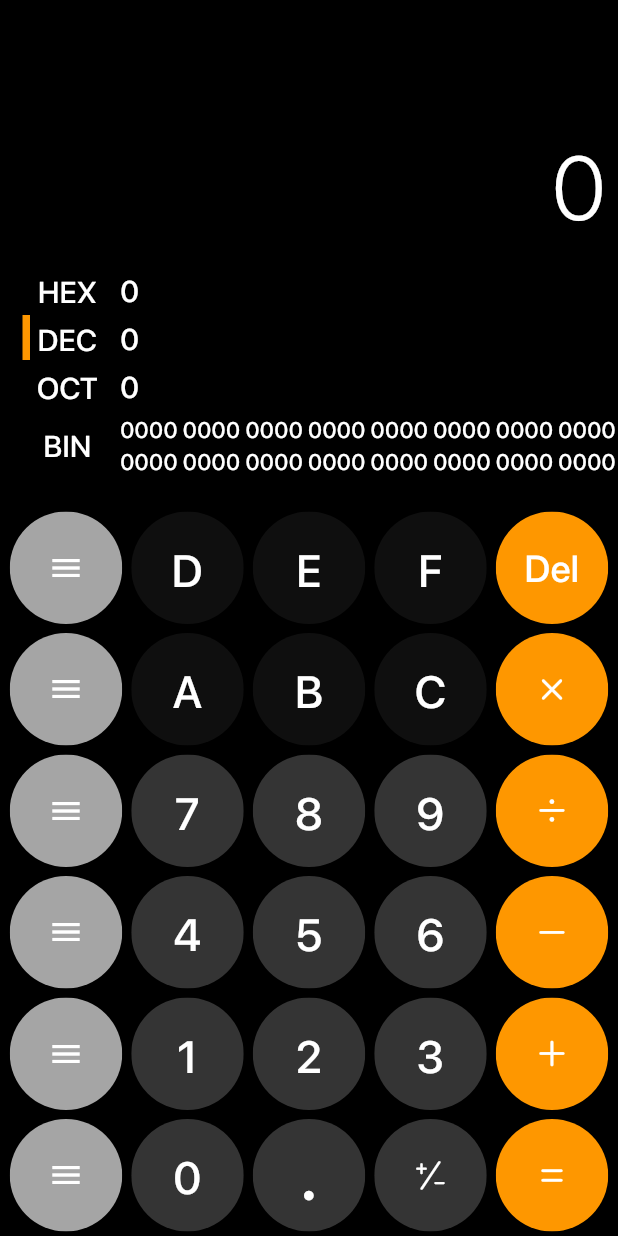
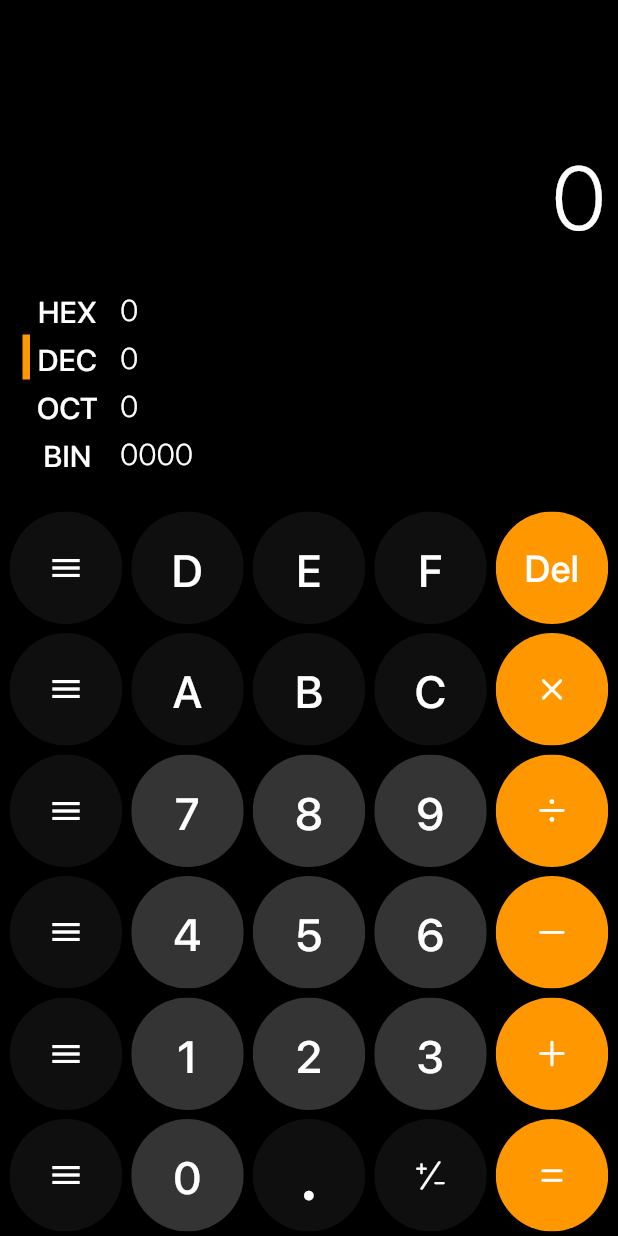
Before and after one commit to DymNomZ/BaseNCalc, a Flutter app: the screen it shows after launch, after a tap on "Del", on a phone screen of 412 x 824 dp. Run offline on Flutter 3.47's test engine with Material 3 defaults, Android fonts, the light colour scheme and no system bars.

Commit message:
Base app 90% complete, functional arithmetic, conversion, delete and clear functions, only dynamic arithmetic left

```diff
--- a/lib/classes/base_n_display.dart
+++ b/lib/classes/base_n_display.dart
@@ -19,6 +19,12 @@ class _BaseNDisplayState extends State<BaseNDisplay> {
 
   @override
   void initState(){
+    displayStream.stream.listen((event) {
+      convertDisplay();
+      setState(() {
+
+      });
+    });
     baseNCardStream.stream.listen((data) {
       setState(() {
         currentMode = data;
@@ -50,7 +56,7 @@ class _BaseNDisplayState extends State<BaseNDisplay> {
                 color: Colors.black,
                 child: const IOStext(text: 'HEX', size: 20, pad: 3),
               ),
-              IOStext(text: '0', size: 20, pad: 3),
+              IOStext(text: displayHex, size: 20, pad: 3, weight: FontWeight.w300),
             ],
           ),
         ),
@@ -73,7 +79,7 @@ class _BaseNDisplayState extends State<BaseNDisplay> {
                 color: Colors.black,
                 child: const IOStext(text: 'DEC', size: 20, pad: 3),
               ),
-              IOStext(text: '0', size: 20, pad: 3),
+              IOStext(text: displayDec, size: 20, pad: 3, weight: FontWeight.w300),
             ],
           ),
         ),
@@ -96,7 +102,7 @@ class _BaseNDisplayState extends State<BaseNDisplay> {
                 color: Colors.black,
                 child: const IOStext(text: 'OCT', size: 20, pad: 3),
               ),
-              IOStext(text: '0', size: 20, pad: 3),
+              IOStext(text: displayOct, size: 20, pad: 3, weight: FontWeight.w300, align: TextAlign.start),
             ],
           ),
         ),
@@ -118,8 +124,8 @@ class _BaseNDisplayState extends State<BaseNDisplay> {
                 width: 50,
                 color: Colors.black,
                 child: const IOStext(text: 'BIN', size: 20, pad: 3),
-              ),
-              IOStext(text: '0000 0000 0000 0000 0000 0000 0000 0000\n0000 0000 0000 0000 0000 0000 0000 0000', size: 15, pad: 3),
+              ),//'0000 0000 0000 0000 0000 0000 0000 0000\n0000 0000 0000 0000 0000 0000 0000 0000'
+              IOStext(text: displayBin, size: 20, pad: 3, weight: FontWeight.w300),
             ],
           ),
         ),
--- a/lib/classes/calc_button.dart
+++ b/lib/classes/calc_button.dart
@@ -27,22 +27,14 @@ class CalcButton extends StatefulWidget {
 class _CalcButtonState extends State<CalcButton> {
 
   bool? isDisabled;
-  bool isActivated = false;
-  int currentOperator = 0;
+  bool toOperate = false;
 
   @override
   void initState(){
-    currentOperator = determineOperator(widget.icon);
-    activatedStream.stream.listen((result){
-      if(widget.icon == result && isActivated == false){
-        setState(() {
-          isActivated = true;
-        });
-      }else{
-        setState(() {
-          isActivated = false;
-        });
-      }
+    willOperateStream.stream.listen((status){
+      setState(() {
+        toOperate = status;
+      });
     });
     setState(() {
       isDisabled = determineIfDisabled(widget.text);
@@ -58,13 +50,14 @@ class _CalcButtonState extends State<CalcButton> {
 
   @override
   Widget build(BuildContext context) {
+    print('operate: $toOperate');
+     print('first: $firstValue');
     return Padding(
       padding: EdgeInsets.all(widget.pad ?? 3),
       child: ClipOval(
         child: Material(
-          color: (widget.text != null)
-          ? (!isDisabled!) ? widget.color : IOSColors.disabled
-          : (isActivated) ? Colors.white : widget.color,
+          color: (widget.text != null && !isDisabled!)
+          ? widget.color : IOSColors.disabled,
           child: InkWell(
             highlightColor: (isDisabled!) ? IOSColors.transparent : null,
             splashColor: (isDisabled!) ? IOSColors.transparent : null,
@@ -73,17 +66,22 @@ class _CalcButtonState extends State<CalcButton> {
               if(isDisabled!) {
                 return;
               } else if(widget.text != null){
-                if(widget.text != 'Del'){
-                  concatenate(widget.text!);
+                if(widget.text == 'Del'){
+                  delete(widget.text!);
+                }else{
+                  if(toOperate){
+                    if(firstValue == 0){
+                      firstValue = convert();
+                      activatedStream.sink.add(false);
+                      clear();
+                    }
+                    print('first1: $firstValue');
+                    concatenate(widget.text!);
+                  }else{
+                    print('first2: $firstValue');
+                    concatenate(widget.text!);
+                  }
                 }
-                else{
-                  delete(widget.text!);
-                }
-              } else if(widget.icon != CupertinoIcons.plus_slash_minus){
-                setState(() {
-                  isActivated = !isActivated;
-                });
-                determineIfActivated(widget.icon);
               }
             },
             child: SizedBox(
@@ -96,7 +94,7 @@ class _CalcButtonState extends State<CalcButton> {
               pad: widget.textPad)
             : Icon(
               widget.icon ?? Icons.menu,
-              color: (isActivated) ? widget.iconColor : Colors.white
+              color: Colors.white
             )),
           ),
         ),
--- a/lib/classes/calc_pad.dart
+++ b/lib/classes/calc_pad.dart
@@ -1,6 +1,7 @@
 import 'package:base_n_calculator/classes/button_row.dart';
 import 'package:base_n_calculator/classes/calc_button.dart';
 import 'package:base_n_calculator/classes/colors.dart';
+import 'package:base_n_calculator/classes/operation_buttons.dart';
 import 'package:flutter/cupertino.dart';
 import 'package:flutter/material.dart';
 
@@ -30,35 +31,35 @@ class _CalcPadState extends State<CalcPad> {
           second: CalcButton(color: IOSColors.primary, text: 'A'),
           third: CalcButton(color: IOSColors.primary, text: 'B'),
           fourth: CalcButton(color: IOSColors.primary, text: 'C'),
-          fifth: CalcButton(color: IOSColors.secondary, icon: CupertinoIcons.multiply, iconColor: IOSColors.secondary),
+          fifth: const MultiplyButton(),
         ),
         ButtonRow(
           first: CalcButton(color:  IOSColors.tertiary, iconColor: Colors.black),
           second: CalcButton(color: IOSColors.primary, text: '7'),
           third: CalcButton(color: IOSColors.primary, text: '8'),
           fourth: CalcButton(color: IOSColors.primary, text: '9'),
-          fifth: CalcButton(color: IOSColors.secondary, icon: CupertinoIcons.divide, iconColor: IOSColors.secondary),
+          fifth: const DivideButton(),
         ),
         ButtonRow(
           first: CalcButton(color:  IOSColors.tertiary, iconColor: Colors.black),
           second: CalcButton(color: IOSColors.primary, text: '4'),
           third: CalcButton(color: IOSColors.primary, text: '5'),
           fourth: CalcButton(color: IOSColors.primary, text: '6'),
-          fifth: CalcButton(color: IOSColors.secondary, icon: CupertinoIcons.minus, iconColor: IOSColors.secondary),
+          fifth: const MinusButton(),
         ),
         ButtonRow(
           first: CalcButton(color:  IOSColors.tertiary, iconColor: Colors.black),
           second: CalcButton(color: IOSColors.primary, text: '1'),
           third: CalcButton(color: IOSColors.primary, text: '2'),
           fourth: CalcButton(color: IOSColors.primary, text: '3'),
-          fifth: CalcButton(color: IOSColors.secondary, icon: CupertinoIcons.add, iconColor: IOSColors.secondary),
+          fifth: const AddButton(),
         ),
         ButtonRow(
           first: CalcButton(color:  IOSColors.tertiary, iconColor: Colors.black),
           second: CalcButton(color: IOSColors.primary, text: '0'),
           third: CalcButton(color: IOSColors.primary, text: '.', textSize: 50, textPad: 0),
           fourth: CalcButton(color: IOSColors.primary, icon: CupertinoIcons.plus_slash_minus),
-          fifth: CalcButton(color:  IOSColors.secondary, icon: CupertinoIcons.equal, iconColor: IOSColors.secondary),
+          fifth: const EqualButton(),
         ),
       ],
     );
--- a/lib/classes/ios_style_text.dart
+++ b/lib/classes/ios_style_text.dart
@@ -7,9 +7,10 @@ class IOStext extends StatelessWidget {
   final double? size;
   final double? pad;
   final FontWeight? weight;
+  final TextAlign? align;
 
   const IOStext({required this.text, this.color,
-  this.size, this.weight, this.pad, super.key});
+  this.size, this.pad, this.weight, this.align, super.key});
 
   @override
   Widget build(BuildContext context) {
@@ -20,7 +21,7 @@ class IOStext extends StatelessWidget {
         fontSize: size ?? 30,
         fontWeight: weight ?? FontWeight.w500,
         color: color ?? Colors.white),
-      textAlign: TextAlign.center,),
+      textAlign: align ?? TextAlign.center,),
     );
   }
 }
--- /dev/null
+++ b/lib/classes/operation_buttons.dart
@@ -0,0 +1,320 @@
+import 'package:base_n_calculator/classes/colors.dart';
+import 'package:base_n_calculator/functions.dart';
+import 'package:base_n_calculator/variables.dart';
+import 'package:flutter/cupertino.dart';
+import 'package:flutter/material.dart';
+
+class AddButton extends StatefulWidget {
+  //Made entirely by me: DymNomZ
+  final double? size;
+  final double? pad;
+  final Color? color;
+  final Color? iconColor;
+  final Widget? child;
+
+  const AddButton({this.size, this.pad, this.color, this.iconColor, this.child, super.key});
+
+  @override
+  State<AddButton> createState() => _AddButtonState();
+}
+
+class _AddButtonState extends State<AddButton> {
+
+  bool isActivated = false;
+
+  @override
+  void initState(){
+    operatorStream.stream.listen((value) {
+      if(value != CupertinoIcons.add){
+        setState(() {
+          isActivated = false;
+        });
+      }
+    });
+    activatedStream.stream.listen((status) {
+      setState(() {
+        isActivated = status;
+      });
+    });
+    super.initState();
+  }
+
+  @override
+  Widget build(BuildContext context) {
+    return Padding(
+      padding: EdgeInsets.all(widget.pad ?? 3),
+      child: ClipOval(
+        child: Material(
+          color: (isActivated) ? Colors.white : IOSColors.secondary,
+          child: InkWell(
+            onTap: () {
+              setState(() {
+                isActivated = !isActivated;
+              });
+              determineOperator(CupertinoIcons.add);
+              willOperateStream.sink.add(isActivated);
+            },
+            child: SizedBox(
+              width: widget.size ?? 75,
+              height: widget.size ?? 75,
+            child: Icon(
+              CupertinoIcons.add,
+              color: (isActivated) ? IOSColors.secondary : Colors.white
+            )),
+          ),
+        ),
+      ),
+    );
+  }
+}
+
+class MinusButton extends StatefulWidget {
+  //Made entirely by me: DymNomZ
+  final double? size;
+  final double? pad;
+  final Color? color;
+  final Color? iconColor;
+  final Widget? child;
+
+  const MinusButton({this.size, this.pad, this.color, this.iconColor, this.child, super.key});
+
+  @override
+  State<MinusButton> createState() => _MinusButtonState();
+}
+
+class _MinusButtonState extends State<MinusButton> {
+
+  bool isActivated = false;
+
+  @override
+  void initState(){
+    operatorStream.stream.listen((value) {
+      if(value != CupertinoIcons.minus){
+        setState(() {
+          isActivated = false;
+        });
+      }
+    });
+    activatedStream.stream.listen((status) {
+      setState(() {
+        isActivated = status;
+      });
+    });
+    super.initState();
+  }
+
+  @override
+  Widget build(BuildContext context) {
+    return Padding(
+      padding: EdgeInsets.all(widget.pad ?? 3),
+      child: ClipOval(
+        child: Material(
+          color: (isActivated) ? Colors.white : IOSColors.secondary,
+          child: InkWell(
+            onTap: () {
+              setState(() {
+                isActivated = !isActivated;
+              });
+              determineOperator(CupertinoIcons.minus);
+              willOperateStream.sink.add(isActivated);
+            },
+            child: SizedBox(
+              width: widget.size ?? 75,
+              height: widget.size ?? 75,
+            child: Icon(
+              CupertinoIcons.minus,
+              color: (isActivated) ? IOSColors.secondary : Colors.white
+            )),
+          ),
+        ),
+      ),
+    );
+  }
+}
+
+class DivideButton extends StatefulWidget {
+  //Made entirely by me: DymNomZ
+  final double? size;
+  final double? pad;
+  final Color? color;
+  final Color? iconColor;
+  final Widget? child;
+
+  const DivideButton({this.size, this.pad, this.color, this.iconColor, this.child, super.key});
+
+  @override
+  State<DivideButton> createState() => _DivideButtonState();
+}
+
+class _DivideButtonState extends State<DivideButton> {
+
+  bool isActivated = false;
+
+  @override
+  void initState(){
+    operatorStream.stream.listen((value) {
+      if(value != CupertinoIcons.divide){
+        setState(() {
+          isActivated = false;
+        });
+      }
+    });
+    activatedStream.stream.listen((status) {
+      setState(() {
+        isActivated = status;
+      });
+    });
+    super.initState();
+  }
+
+  @override
+  Widget build(BuildContext context) {
+    return Padding(
+      padding: EdgeInsets.all(widget.pad ?? 3),
+      child: ClipOval(
+        child: Material(
+          color: (isActivated) ? Colors.white : IOSColors.secondary,
+          child: InkWell(
+            onTap: () {
+              setState(() {
+                isActivated = !isActivated;
+              });
+              determineOperator(CupertinoIcons.divide);
+              willOperateStream.sink.add(isActivated);
+            },
+            child: SizedBox(
+              width: widget.size ?? 75,
+              height: widget.size ?? 75,
+            child: Icon(
+              CupertinoIcons.divide,
+              color: (isActivated) ? IOSColors.secondary : Colors.white
+            )),
+          ),
+        ),
+      ),
+    );
+  }
+}
+
+class MultiplyButton extends StatefulWidget {
+  //Made entirely by me: DymNomZ
+  final double? size;
+  final double? pad;
+  final Color? color;
+  final Color? iconColor;
+  final Widget? child;
+
+  const MultiplyButton({this.size, this.pad, this.color, this.iconColor, this.child, super.key});
+
+  @override
+  State<MultiplyButton> createState() => _MultiplyButtonState();
+}
+
+class _MultiplyButtonState extends State<MultiplyButton> {
+
+  bool isActivated = false;
+
+  @override
+  void initState(){
+    operatorStream.stream.listen((value) {
+      if(value != CupertinoIcons.multiply){
+        setState(() {
+          isActivated = false;
+        });
+      }
+    });
+    activatedStream.stream.listen((status) {
+      setState(() {
+        isActivated = status;
+      });
+    });
+    super.initState();
+  }
+
+  @override
+  Widget build(BuildContext context) {
+    return Padding(
+      padding: EdgeInsets.all(widget.pad ?? 3),
+      child: ClipOval(
+        child: Material(
+          color: (isActivated) ? Colors.white : IOSColors.secondary,
+          child: InkWell(
+            onTap: () {
+              setState(() {
+                isActivated = !isActivated;
+              });
+              determineOperator(CupertinoIcons.multiply);
+              willOperateStream.sink.add(isActivated);
+            },
+            child: SizedBox(
+              width: widget.size ?? 75,
+              height: widget.size ?? 75,
+            child: Icon(
+              CupertinoIcons.multiply,
+              color: (isActivated) ? IOSColors.secondary : Colors.white
+            )),
+          ),
+        ),
+      ),
+    );
+  }
+}
+
+class EqualButton extends StatefulWidget {
+  //Made entirely by me: DymNomZ
+  final double? size;
+  final double? pad;
+  final IconData? icon;
+  final Color? color;
+  final Color? iconColor;
+  final Widget? child;
+
+  const EqualButton({this.size, this.pad, this.icon, this.color, this.iconColor, this.child, super.key});
+
+  @override
+  State<EqualButton> createState() => _EqualButtonState();
+}
+
+class _EqualButtonState extends State<EqualButton> {
+
+  bool toOperate = false;
+
+  @override
+  void initState(){
+    willOperateStream.stream.listen((status){
+      setState(() {
+        toOperate = status;
+      });
+    });
+    super.initState();
+  }
+
+  @override
+  Widget build(BuildContext context) {
+    return Padding(
+      padding: EdgeInsets.all(widget.pad ?? 3),
+      child: ClipOval(
+        child: Material(
+          color: IOSColors.secondary,
+          child: InkWell(
+            onTap: () {
+              if(toOperate){
+                if(secondValue == 0){
+                  secondValue = convert();
+                  compute();
+                }
+              }
+            },
+            child: SizedBox(
+              width: widget.size ?? 75,
+              height: widget.size ?? 75,
+            child: const Icon(
+              CupertinoIcons.equal,
+              color: Colors.white
+            )),
+          ),
+        ),
+      ),
+    );
+  }
+}
--- a/lib/functions.dart
+++ b/lib/functions.dart
@@ -1,10 +1,133 @@
 import 'package:base_n_calculator/variables.dart';
 import 'package:flutter/cupertino.dart';
 
+int convert(){
+  if(onHex){
+    return int.parse(displayValue, radix: 16);
+  }else if(onDec){
+    return int.parse(displayValue);
+  }else if(onOct){
+    return int.parse(displayValue, radix: 8);
+  }else{
+    return int.parse(displayValue, radix: 2);
+  }
+}
+
 void compute(){
-  if(toAdd){
-    displayValue = (firstDec + secondDec).toString();
+  if(currentOperator == 1){
+    add();
+  }else if(currentOperator == 2){
+    subtract();
+  }else if(currentOperator == 3){
+    divide();
+  }else if(currentOperator == 4){
+    multiply();
+  }
   displayStream.sink.add(displayValue);
+  firstValue = 0;
+  secondValue = 0;
+  willOperateStream.sink.add(false);
+}
+
+void convertDisplay(){
+  if(onHex){
+    int decimalEquiv = int.parse(displayValue, radix: 16);
+    displayHex = displayValue.toUpperCase();
+    displayDec = decimalEquiv.toString();
+    displayOct = decimalEquiv.toRadixString(8);
+    displayBin = decimalEquiv.toRadixString(2);
+  }else if(onDec){
+    int decimalEquiv = int.parse(displayValue);
+    displayHex = decimalEquiv.toRadixString(16).toUpperCase();
+    displayDec = displayValue;
+    displayOct = decimalEquiv.toRadixString(8);
+    displayBin = decimalEquiv.toRadixString(2);
+  }else if(onOct){
+    int decimalEquiv = int.parse(displayValue, radix: 8);
+    displayHex = decimalEquiv.toRadixString(16).toUpperCase();
+    displayDec = decimalEquiv.toString();
+    displayOct = displayValue;
+    displayBin = decimalEquiv.toRadixString(2);
+  }else{
+    int decimalEquiv = int.parse(displayValue, radix: 2);
+    displayHex = decimalEquiv.toRadixString(16).toUpperCase();
+    displayDec = decimalEquiv.toString();
+    displayOct = decimalEquiv.toRadixString(8);
+    displayBin = displayValue;
+  }
+  binarySeparator();
+}
+
+void binarySeparator() {
+  String compensate = '0';
+  if (displayBin.length % 4 != 0) {
+    int remainder = displayBin.length % 4;
+    for(int i = 0; i < 3-remainder; i++){
+      compensate += '0';
+    }
+    displayBin = compensate + displayBin;
+  }
+  String separatedBinary = '';
+  int spaceCounter = 0;
+   for (int i = 0; i < displayBin.length; i += 4) {
+     String binaryGroup = displayBin.substring(i, i + 4);
+     separatedBinary += binaryGroup;
+     if (i < displayBin.length - 4) {
+       separatedBinary += ' ';
+       spaceCounter++;
+     }
+     if(spaceCounter == 8){
+       separatedBinary += '\n';
+     }
+   }
+  displayBin = separatedBinary;
+}
+
+void add(){
+  if(onHex){
+    displayValue = (firstValue + secondValue).toRadixString(16);
+  }else if(onDec){
+    displayValue = (firstValue + secondValue).toString();
+  }else if(onOct){
+    displayValue = (firstValue + secondValue).toRadixString(8);
+  }else if(onBin){
+    displayValue = (firstValue + secondValue).toRadixString(2);
+  }
+}
+
+void subtract(){
+  if(onHex){
+    displayValue = (firstValue - secondValue).toRadixString(16);
+  }else if(onDec){
+    displayValue = (firstValue - secondValue).toString();
+  }else if(onOct){
+    displayValue = (firstValue - secondValue).toRadixString(8);
+  }else if(onBin){
+    displayValue = (firstValue - secondValue).toRadixString(2);
+  }
+}
+
+void multiply(){
+  if(onHex){
+    displayValue = (firstValue * secondValue).toRadixString(16);
+  }else if(onDec){
+    displayValue = (firstValue * secondValue).toString();
+  }else if(onOct){
+    displayValue = (firstValue * secondValue).toRadixString(8);
+  }else if(onBin){
+    displayValue = (firstValue * secondValue).toRadixString(2);
+  }
+}
+
+void divide(){
+  if(onHex){
+    displayValue = (firstValue ~/ secondValue).toRadixString(16);
+  }else if(onDec){
+    displayValue = (firstValue ~/ secondValue).toString();
+  }else if(onOct){
+    displayValue = (firstValue ~/ secondValue).toRadixString(8);
+  }else if(onBin){
+    displayValue = (firstValue ~/ secondValue).toRadixString(2);
   }
 }
 
@@ -42,27 +165,32 @@ void baseMode(int mode){
     onDec = false;
     onOct = false;
     onBin = false;
+    displayValue = displayHex;
   }else if(mode == 2){
     onHex = false;
     onDec = true;
     onOct = false;
     onBin = false;
+    displayValue = displayDec;
   }else if(mode == 3){
     onHex = false;
     onDec = false;
     onOct = true;
     onBin = false;
+    displayValue = displayOct;
   }else if(mode == 4){
     onHex = false;
     onDec = false;
     onOct = false;
     onBin = true;
+    displayValue = displayBin;
   }
   baseNCardStream.sink.add(mode);
+  displayStream.sink.add(displayValue);
 }
 
 bool determineIfDisabled(String? text){
-  if(onHex){
+  if(onHex && text != '.'){ //temp for now until support for floating point
     return false;
   }else if(onDec && notDec.contains(text)){
     return true;
@@ -70,50 +198,25 @@ bool determineIfDisabled(String? text){
     return true;
   }else if(onBin && notBin.contains(text)){
     return true;
+  }else if(text == '.'){
+    return true; //temp for now until support for floating point
   }
   return false;
 }
 
-void determineIfActivated(IconData? data){
-  if(data != null){
+void determineOperator(IconData data){
   if(data == CupertinoIcons.add){
-      toAdd = true;
-      toMinus = false;
-      toMultiply = false;
-      toDivide = false;
-      activatedStream.sink.add(data);
+    currentOperator = 1;
+    operatorStream.sink.add(data);
   }else if(data == CupertinoIcons.minus){
-      toAdd = false;
-      toMinus = true;
-      toMultiply = false;
-      toDivide = false;
-      activatedStream.sink.add(data);
+    currentOperator = 2;
+    operatorStream.sink.add(data);
+  }else if(data == CupertinoIcons.divide){
+    currentOperator = 3;
+    operatorStream.sink.add(data);
   }else if(data == CupertinoIcons.multiply){
-      toAdd = false;
-      toMinus = false;
-      toMultiply = true;
-      toDivide = false;
-      activatedStream.sink.add(data);
-    }else if(data == CupertinoIcons.divide){
-      toAdd = false;
-      toMinus = false;
-      toMultiply = false;
-      toDivide = true;
-      activatedStream.sink.add(data);
+    currentOperator = 4;
+    operatorStream.sink.add(data);
   }
+  willOperateStream.sink.add(false);
 }
-  activatedStream.sink.add(data!);
-}
-
-int determineOperator(IconData? data){
-  if(data == CupertinoIcons.add){
-    return 1;
-  }else if(data == CupertinoIcons.minus){
-    return 2;
-  }else if(data == CupertinoIcons.multiply){
-    return 3;
-  }else if(data == CupertinoIcons.divide){
-    return 4;
-  }
-  return 0;
-}
--- a/lib/variables.dart
+++ b/lib/variables.dart
@@ -4,7 +4,9 @@ import 'package:flutter/cupertino.dart';
 StreamController<String> displayStream = StreamController.broadcast();
 StreamController<String> displaySizeStream = StreamController.broadcast();
 StreamController<int> baseNCardStream = StreamController.broadcast();
-StreamController<IconData> activatedStream = StreamController.broadcast();
+StreamController<bool> activatedStream = StreamController.broadcast();
+StreamController<IconData> operatorStream = StreamController.broadcast();
+StreamController<bool> willOperateStream = StreamController.broadcast();
 String displayValue = '0';
 double displaySize = 60;
 bool onHex = false;
@@ -14,13 +16,10 @@ bool onBin = false;
 List<String> notDec = ['A', 'B', 'C', 'D', 'E', 'F'];
 List<String> notOct = ['A', 'B', 'C', 'D', 'E', 'F', '8', '9'];
 List<String> notBin = ['A', 'B', 'C', 'D', 'E', 'F', '2', '3', '4', '5', '6', '7', '8', '9'];
-bool isHex = false;
-bool isDec = true;
-bool isOct = false;
-bool isBin = false;
-bool toAdd = false;
-bool toMinus = false;
-bool toMultiply = false;
-bool toDivide = false;
-int firstDec = 0;
-int secondDec = 0;
+int firstValue = 0;
+int secondValue = 0;
+int currentOperator = 0;
+String displayHex = '0';
+String displayDec = '0';
+String displayOct = '0';
+String displayBin = '0';
```
Lines whose indentation alone changed are shown as unchanged.
